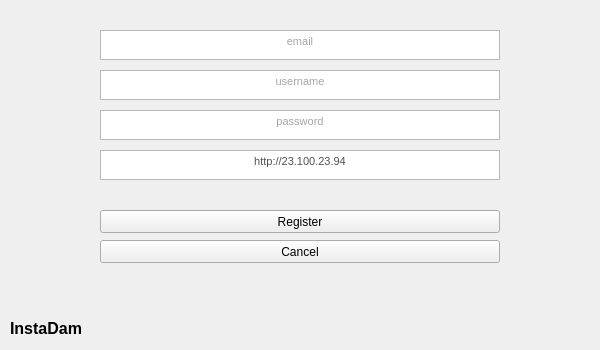
First picture: the form in Qt/InstaDam/app/register.ui, repository Vedhus/InstaDam, before the edit.
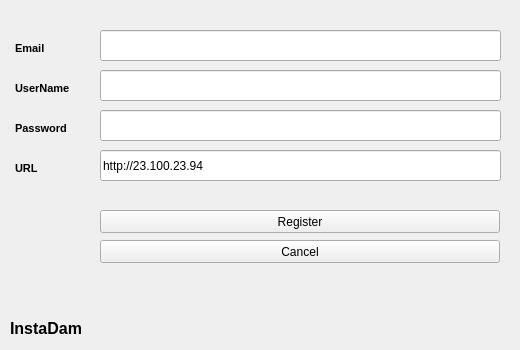
Second picture: the form after the edit.

Commit message: login/register interface changes + user search/update privilege only allowed if a project is open

Patch:
```diff
--- a/Qt/InstaDam/app/register.ui
+++ b/Qt/InstaDam/app/register.ui
@@ -6,7 +6,7 @@
    <rect>
     <x>0</x>
     <y>0</y>
-    <width>600</width>
+    <width>520</width>
     <height>350</height>
    </rect>
   </property>
@@ -33,57 +33,6 @@
     <string>InstaDam</string>
    </property>
   </widget>
-  <widget class="QTextEdit" name="username">
-   <property name="geometry">
-    <rect>
-     <x>100</x>
-     <y>70</y>
-     <width>400</width>
-     <height>30</height>
-    </rect>
-   </property>
-   <property name="html">
-    <string>&lt;!DOCTYPE HTML PUBLIC &quot;-//W3C//DTD HTML 4.0//EN&quot; &quot;http://www.w3.org/TR/REC-html40/strict.dtd&quot;&gt;
-&lt;html&gt;&lt;head&gt;&lt;meta name=&quot;qrichtext&quot; content=&quot;1&quot; /&gt;&lt;style type=&quot;text/css&quot;&gt;
-p, li { white-space: pre-wrap; }
-&lt;/style&gt;&lt;/head&gt;&lt;body style=&quot; font-family:'MS Shell Dlg 2'; font-size:8.25pt; font-weight:400; font-style:normal;&quot;&gt;
-&lt;p align=&quot;center&quot; style=&quot; margin-top:0px; margin-bottom:0px; margin-left:0px; margin-right:0px; -qt-block-indent:0; text-indent:0px;&quot;&gt;&lt;span style=&quot; color:#a5a5a5;&quot;&gt;username&lt;/span&gt;&lt;/p&gt;&lt;/body&gt;&lt;/html&gt;</string>
-   </property>
-  </widget>
-  <widget class="QTextEdit" name="password">
-   <property name="geometry">
-    <rect>
-     <x>100</x>
-     <y>110</y>
-     <width>400</width>
-     <height>30</height>
-    </rect>
-   </property>
-   <property name="html">
-    <string>&lt;!DOCTYPE HTML PUBLIC &quot;-//W3C//DTD HTML 4.0//EN&quot; &quot;http://www.w3.org/TR/REC-html40/strict.dtd&quot;&gt;
-&lt;html&gt;&lt;head&gt;&lt;meta name=&quot;qrichtext&quot; content=&quot;1&quot; /&gt;&lt;style type=&quot;text/css&quot;&gt;
-p, li { white-space: pre-wrap; }
-&lt;/style&gt;&lt;/head&gt;&lt;body style=&quot; font-family:'MS Shell Dlg 2'; font-size:8.25pt; font-weight:400; font-style:normal;&quot;&gt;
-&lt;p align=&quot;center&quot; style=&quot; margin-top:0px; margin-bottom:0px; margin-left:0px; margin-right:0px; -qt-block-indent:0; text-indent:0px;&quot;&gt;&lt;span style=&quot; color:#a5a5a5;&quot;&gt;password&lt;/span&gt;&lt;/p&gt;&lt;/body&gt;&lt;/html&gt;</string>
-   </property>
-  </widget>
-  <widget class="QTextEdit" name="url">
-   <property name="geometry">
-    <rect>
-     <x>100</x>
-     <y>150</y>
-     <width>400</width>
-     <height>30</height>
-    </rect>
-   </property>
-   <property name="html">
-    <string>&lt;!DOCTYPE HTML PUBLIC &quot;-//W3C//DTD HTML 4.0//EN&quot; &quot;http://www.w3.org/TR/REC-html40/strict.dtd&quot;&gt;
-&lt;html&gt;&lt;head&gt;&lt;meta name=&quot;qrichtext&quot; content=&quot;1&quot; /&gt;&lt;style type=&quot;text/css&quot;&gt;
-p, li { white-space: pre-wrap; }
-&lt;/style&gt;&lt;/head&gt;&lt;body style=&quot; font-family:'MS Shell Dlg 2'; font-size:8.25pt; font-weight:400; font-style:normal;&quot;&gt;
-&lt;p align=&quot;center&quot; style=&quot; margin-top:0px; margin-bottom:0px; margin-left:0px; margin-right:0px; -qt-block-indent:0; text-indent:0px;&quot;&gt;&lt;span style=&quot; font-family:'OpenSans,Helvetica,Arial,sans-serif'; font-size:8pt; color:#505050; background-color:#ffffff;&quot;&gt;http://23.100.23.94&lt;/span&gt;&lt;/p&gt;&lt;/body&gt;&lt;/html&gt;</string>
-   </property>
-  </widget>
   <widget class="QPushButton" name="pushButton">
    <property name="geometry">
     <rect>
@@ -110,21 +59,130 @@
     <string>Cancel</string>
    </property>
   </widget>
-  <widget class="QTextEdit" name="email">
+  <widget class="QLabel" name="label_4">
+   <property name="geometry">
+    <rect>
+     <x>15</x>
+     <y>160</y>
+     <width>70</width>
+     <height>16</height>
+    </rect>
+   </property>
+   <property name="font">
+    <font>
+     <pointsize>8</pointsize>
+     <weight>75</weight>
+     <bold>true</bold>
+    </font>
+   </property>
+   <property name="text">
+    <string>URL</string>
+   </property>
+  </widget>
+  <widget class="QLabel" name="label_2">
+   <property name="geometry">
+    <rect>
+     <x>15</x>
+     <y>80</y>
+     <width>70</width>
+     <height>16</height>
+    </rect>
+   </property>
+   <property name="font">
+    <font>
+     <pointsize>8</pointsize>
+     <weight>75</weight>
+     <bold>true</bold>
+    </font>
+   </property>
+   <property name="text">
+    <string>UserName</string>
+   </property>
+  </widget>
+  <widget class="QLabel" name="label_3">
+   <property name="geometry">
+    <rect>
+     <x>15</x>
+     <y>120</y>
+     <width>70</width>
+     <height>16</height>
+    </rect>
+   </property>
+   <property name="font">
+    <font>
+     <pointsize>8</pointsize>
+     <weight>75</weight>
+     <bold>true</bold>
+    </font>
+   </property>
+   <property name="text">
+    <string>Password</string>
+   </property>
+  </widget>
+  <widget class="QLabel" name="label_5">
+   <property name="geometry">
+    <rect>
+     <x>15</x>
+     <y>40</y>
+     <width>70</width>
+     <height>16</height>
+    </rect>
+   </property>
+   <property name="font">
+    <font>
+     <pointsize>8</pointsize>
+     <weight>75</weight>
+     <bold>true</bold>
+    </font>
+   </property>
+   <property name="text">
+    <string>Email</string>
+   </property>
+  </widget>
+  <widget class="QLineEdit" name="email">
    <property name="geometry">
     <rect>
      <x>100</x>
      <y>30</y>
-     <width>400</width>
-     <height>30</height>
+     <width>401</width>
+     <height>31</height>
     </rect>
    </property>
-   <property name="html">
-    <string>&lt;!DOCTYPE HTML PUBLIC &quot;-//W3C//DTD HTML 4.0//EN&quot; &quot;http://www.w3.org/TR/REC-html40/strict.dtd&quot;&gt;
-&lt;html&gt;&lt;head&gt;&lt;meta name=&quot;qrichtext&quot; content=&quot;1&quot; /&gt;&lt;style type=&quot;text/css&quot;&gt;
-p, li { white-space: pre-wrap; }
-&lt;/style&gt;&lt;/head&gt;&lt;body style=&quot; font-family:'MS Shell Dlg 2'; font-size:8.25pt; font-weight:400; font-style:normal;&quot;&gt;
-&lt;p align=&quot;center&quot; style=&quot; margin-top:0px; margin-bottom:0px; margin-left:0px; margin-right:0px; -qt-block-indent:0; text-indent:0px;&quot;&gt;&lt;span style=&quot; color:#a5a5a5;&quot;&gt;email&lt;/span&gt;&lt;/p&gt;&lt;/body&gt;&lt;/html&gt;</string>
+  </widget>
+  <widget class="QLineEdit" name="username">
+   <property name="geometry">
+    <rect>
+     <x>100</x>
+     <y>70</y>
+     <width>401</width>
+     <height>31</height>
+    </rect>
+   </property>
+  </widget>
+  <widget class="QLineEdit" name="password">
+   <property name="geometry">
+    <rect>
+     <x>100</x>
+     <y>110</y>
+     <width>401</width>
+     <height>31</height>
+    </rect>
+   </property>
+   <property name="echoMode">
+    <enum>QLineEdit::Password</enum>
+   </property>
+  </widget>
+  <widget class="QLineEdit" name="url">
+   <property name="geometry">
+    <rect>
+     <x>100</x>
+     <y>150</y>
+     <width>401</width>
+     <height>31</height>
+    </rect>
+   </property>
+   <property name="text">
+    <string>http://23.100.23.94</string>
    </property>
   </widget>
  </widget>
```
The commit also changes 19 other files.
